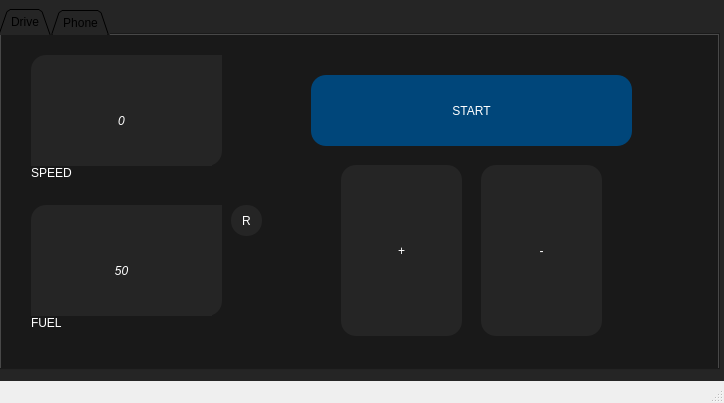
The window that Code/LoginWindow/LoginWindow/mainwindow.ui (ajmcint2/Team15CSE360) describes before a commit, drawn with Qt 5.
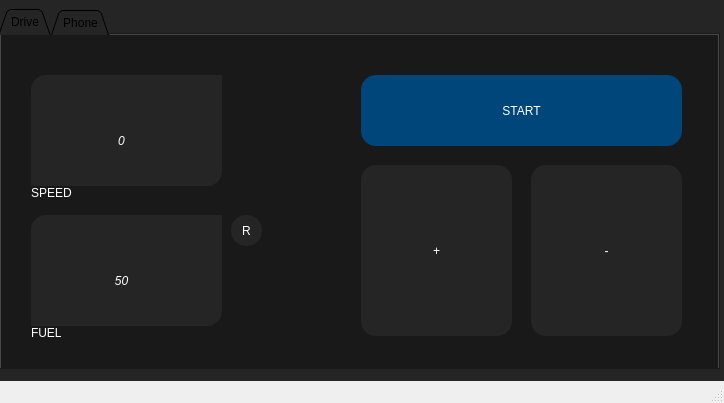
The same window after the commit. The open tabs and pages were chosen to show the change.

Patch:
```diff
--- a/Code/LoginWindow/LoginWindow/mainwindow.ui
+++ b/Code/LoginWindow/LoginWindow/mainwindow.ui
@@ -60,7 +60,7 @@
       <property name="geometry">
        <rect>
         <x>30</x>
-        <y>20</y>
+        <y>40</y>
         <width>191</width>
         <height>111</height>
        </rect>
@@ -74,7 +74,7 @@
       <property name="geometry">
        <rect>
         <x>30</x>
-        <y>170</y>
+        <y>180</y>
         <width>191</width>
         <height>111</height>
        </rect>
@@ -88,7 +88,7 @@
       <property name="geometry">
        <rect>
         <x>30</x>
-        <y>130</y>
+        <y>150</y>
         <width>59</width>
         <height>16</height>
        </rect>
@@ -107,7 +107,7 @@
       <property name="geometry">
        <rect>
         <x>30</x>
-        <y>280</y>
+        <y>290</y>
         <width>59</width>
         <height>16</height>
        </rect>
@@ -126,7 +126,7 @@
       <property name="geometry">
        <rect>
         <x>30</x>
-        <y>40</y>
+        <y>60</y>
         <width>181</width>
         <height>91</height>
        </rect>
@@ -147,7 +147,7 @@
       <property name="geometry">
        <rect>
         <x>30</x>
-        <y>190</y>
+        <y>200</y>
         <width>181</width>
         <height>91</height>
        </rect>
@@ -167,7 +167,7 @@
      <widget class="QPushButton" name="pushButton">
       <property name="geometry">
        <rect>
-        <x>310</x>
+        <x>360</x>
         <y>40</y>
         <width>321</width>
         <height>71</height>
@@ -195,9 +195,9 @@
      <widget class="QPushButton" name="accel">
       <property name="geometry">
        <rect>
-        <x>340</x>
+        <x>360</x>
         <y>130</y>
-        <width>121</width>
+        <width>151</width>
         <height>171</height>
        </rect>
       </property>
@@ -223,9 +223,9 @@
      <widget class="QPushButton" name="decel">
       <property name="geometry">
        <rect>
-        <x>480</x>
+        <x>530</x>
         <y>130</y>
-        <width>121</width>
+        <width>151</width>
         <height>171</height>
        </rect>
       </property>
@@ -252,7 +252,7 @@
       <property name="geometry">
        <rect>
         <x>230</x>
-        <y>170</y>
+        <y>180</y>
         <width>31</width>
         <height>31</height>
        </rect>
@@ -280,7 +280,7 @@
       <property name="geometry">
        <rect>
         <x>160</x>
-        <y>20</y>
+        <y>40</y>
         <width>61</width>
         <height>16</height>
        </rect>
@@ -293,7 +293,7 @@
       <property name="geometry">
        <rect>
         <x>160</x>
-        <y>170</y>
+        <y>180</y>
         <width>61</width>
         <height>16</height>
        </rect>
```
Left out of the diff: 12 changed lines with no effect on the pictures.
